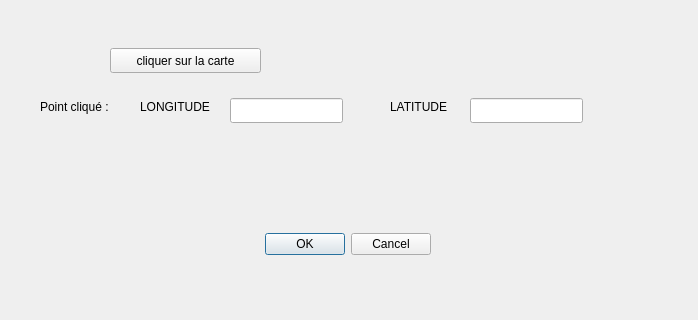
The window that pyqgis_plugin_dialog_base.ui (RomainTH2002/Plugin_TP_QGIS) describes before a commit, drawn with Qt 5; both pictures show x 0 to 698 and y 102 to 422 of the 698 by 520 pixel window.
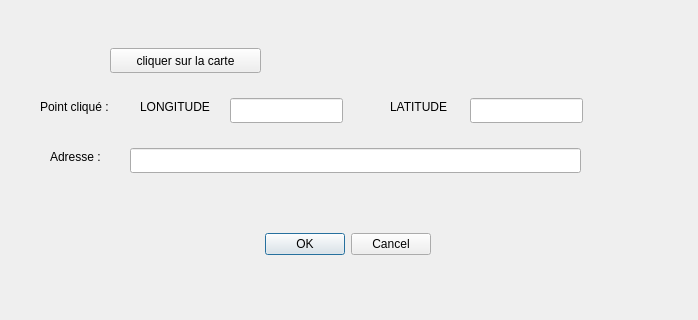
The same window after the commit.

Diff of the .ui file:
```diff
--- a/pyqgis_plugin_dialog_base.ui
+++ b/pyqgis_plugin_dialog_base.ui
@@ -124,6 +124,29 @@
     </rect>
    </property>
   </widget>
+  <widget class="QLabel" name="label_5">
+   <property name="geometry">
+    <rect>
+     <x>50</x>
+     <y>250</y>
+     <width>71</width>
+     <height>17</height>
+    </rect>
+   </property>
+   <property name="text">
+    <string>Adresse :</string>
+   </property>
+  </widget>
+  <widget class="QLineEdit" name="adresse">
+   <property name="geometry">
+    <rect>
+     <x>130</x>
+     <y>250</y>
+     <width>451</width>
+     <height>25</height>
+    </rect>
+   </property>
+  </widget>
  </widget>
  <resources/>
  <connections>
```
